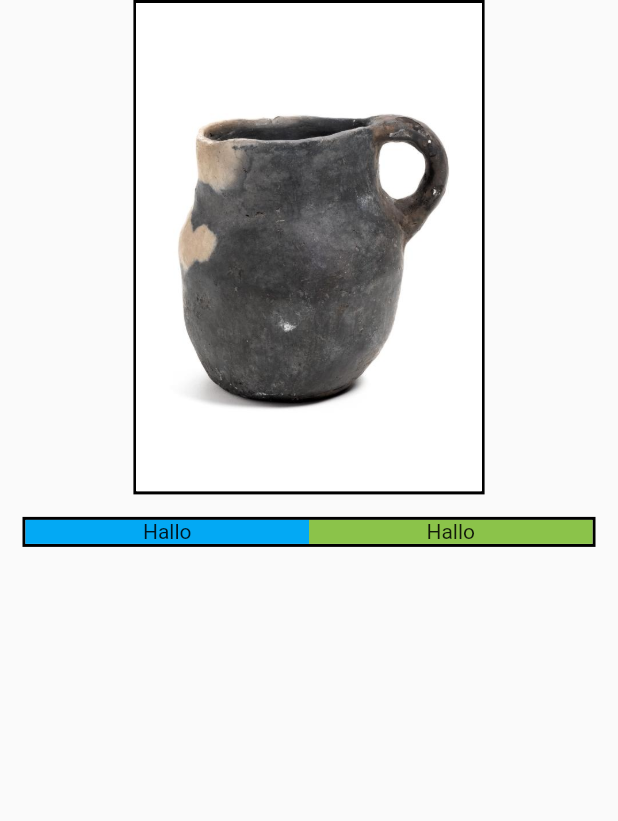
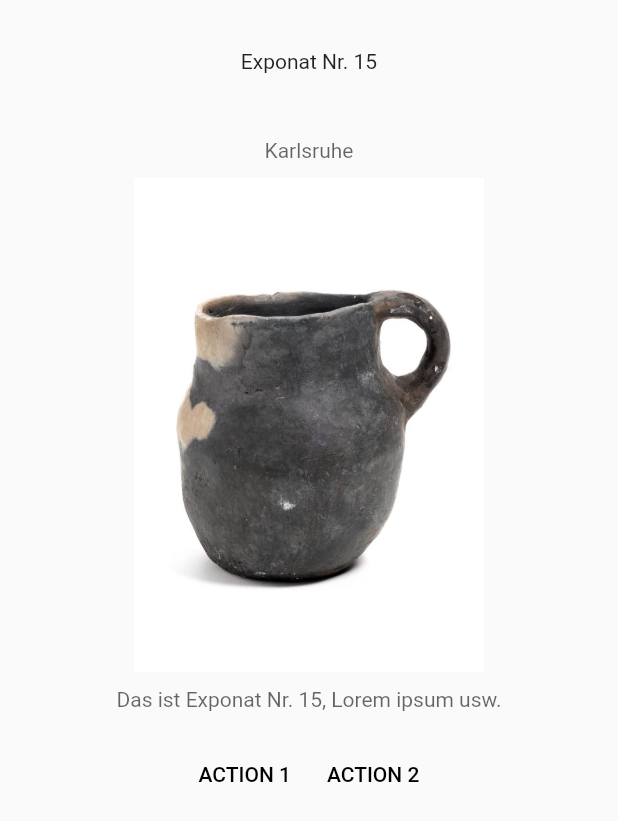
Before and after one commit to DoktorBotti/BadenHistory, a Flutter app: the DetailScreen widget shown alone on an empty page, opened directly, on a phone screen of 412 x 824 dp. Shown: the top 821 px of the screen. Run offline on Flutter 3.47's test engine with Material 2 defaults, Android fonts, the phone set to English and light mode, and no system bars; our stand-ins replace cached_network_image, flutter_map, latlong2, permission_handler, shared_preferences; missing offline and left inert: flutter_map_location, flutter_map_marker_cluster, flutter_sound, unique_list; accounts and stored records are empty.

Commit message:
adjust detail screen for exhibits

```diff
--- a/lib/DetailScreen.dart
+++ b/lib/DetailScreen.dart
@@ -1,10 +1,18 @@
 import 'package:flutter/material.dart';
 
 class DetailScreen extends StatelessWidget {
+  final String location;
   final String imagePath;
+  final String title;
+  final String description;
 
-
-  const DetailScreen({Key? key, required this.imagePath}) : super(key: key);
+  const DetailScreen({
+    Key? key,
+    required this.location,
+    required this.imagePath,
+    required this.title,
+    required this.description
+  }) : super(key: key);
 
   @override
   Widget build(BuildContext context) {
@@ -12,66 +20,78 @@ class DetailScreen extends StatelessWidget {
       child: Column(
         children: [
           Row(
+            mainAxisAlignment: MainAxisAlignment.center,
             children: [
-                Expanded(
-                  child: Container(
+              Container(
+                height: 0.1 * MediaQuery.of(context).size.height,
                 alignment: Alignment.center,
-                    child: Center(
-                        child: Container(
-                          decoration: BoxDecoration(
-                              border: Border.all(width: 2)
-                          ),
-                          child: Image.asset(
-                            imagePath,
-                            fit: BoxFit.fitHeight,
-                          ),
-                        )
-                    ),
-                    constraints: BoxConstraints(
-                      maxHeight: MediaQuery
-                          .of(context)
-                          .size
-                          .height * 0.4,
+                child: Text(
+                    title
                 ),
               ),
-                )
+            ]
+          ),
+          Row(
+            mainAxisAlignment: MainAxisAlignment.center,
+            children: [
+              Padding(
+                padding: const EdgeInsets.all(10.0),
+                child: Text(
+                  location,
+                  style: TextStyle(
+                      color: Colors.black.withOpacity(0.6)),
+                ),
+              ),
+            ]
+          ),
+          Row(
+            mainAxisAlignment: MainAxisAlignment.center,
+            children: [
+              Container(
+                constraints: BoxConstraints(
+                  maxHeight: 0.4 * MediaQuery.of(context).size.height,
+                ),
+                child: Image.asset(imagePath),
+              ),
             ],
           ),
+          Row(
+            mainAxisAlignment: MainAxisAlignment.center,
+            children: [
               Padding(
-              padding: EdgeInsets.all(15.0),
-              child: Container(
-                decoration: BoxDecoration(
-                  border: Border.all(width: 2)
+                padding: const EdgeInsets.all(10.0),
+                child: Text(
+                  description,
+                  style: TextStyle(
+                      color: Colors.black.withOpacity(0.6)),
                 ),
-                child: Row(
-                  mainAxisAlignment: MainAxisAlignment.spaceEvenly,
-                  children: [
-                    Expanded(
-                      child: Container(
-                        color: Colors.lightBlue,
-                        child: Column(
-                          children: [
-                            Text("Hallo")
+              ),
             ]
           ),
+          Row(
+            mainAxisAlignment: MainAxisAlignment.center,
+            children: [
+              ButtonBar(
+                alignment: MainAxisAlignment.start,
+                children: [
+                  FlatButton(
+                    onPressed: () {
+                      // Perform some action
+                    },
+                    child: const Text('ACTION 1'),
+                  ),
+                  FlatButton(
+                    onPressed: () {
+                      // Perform some action
+                    },
+                    child: const Text('ACTION 2'),
+                  ),
+                ],
+              ),
+            ]
           )
-                    ),
-                    Expanded(
-                      child: Container(
-                        color: Colors.lightGreen,
-                        child: Column(
-                          children: [
-                            Text("Hallo")
         ]
       ),
-                      )
-                    )
-                  ]
-                )
-              )
-            )
-          ]
-      )
     );
   }
 }
--- a/lib/MapScreen.dart
+++ b/lib/MapScreen.dart
@@ -164,7 +164,7 @@ class QuestionMarker extends Marker {
             height: 60,
             width: 60,
             point: LatLng(questionData.latitude, questionData.longitude),
-            builder: (BuildContext ctx) => Icon(Icons.quiz_rounded));
+            builder: (BuildContext ctx) => Icon(Icons.ac_unit));
 
   final Question questionData;
 }
--- a/lib/main.dart
+++ b/lib/main.dart
@@ -62,7 +62,10 @@ class _HomeScreenState extends State<HomeScreen> {
               FindingsScreen(),
               MapContainer(),
               DetailScreen(
+                location: "Karlsruhe",
                 imagePath: "assets/testimage.jpg",
+                title: "Exponat Nr. 15",
+                description: "Das ist Exponat Nr. 15, Lorem ipsum usw.",
               ),
               AudioGui()
             ],
```
Lines whose indentation alone changed are shown as unchanged.
